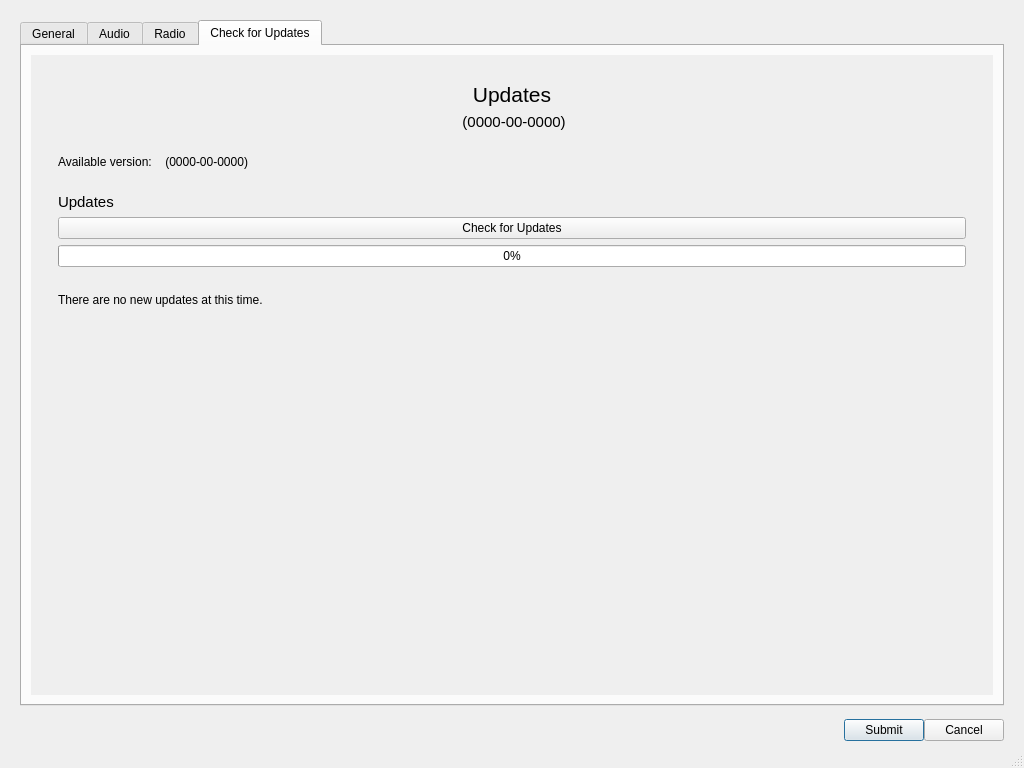
Above: src/ui/dialogsettings.ui from GekkoFyre/small-world-deluxe before the change. Below: the same form after it.
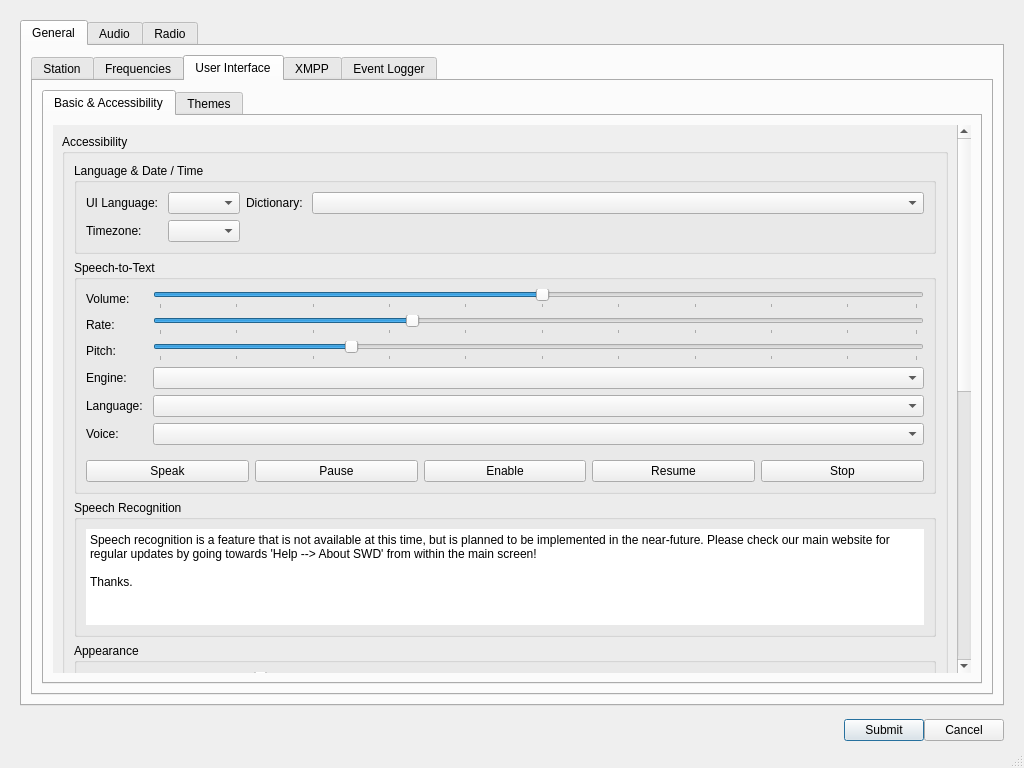
That is the form after the change. The open tabs and pages were chosen to show the change.

What changed in the file:
```diff
--- a/src/ui/dialogsettings.ui
+++ b/src/ui/dialogsettings.ui
@@ -601,9 +601,9 @@
                         <property name="geometry">
                          <rect>
                           <x>0</x>
-                          <y>-351</y>
-                          <width>908</width>
-                          <height>1249</height>
+                          <y>0</y>
+                          <width>500</width>
+                          <height>1130</height>
                          </rect>
                         </property>
                         <layout class="QVBoxLayout" name="verticalLayout_23">
@@ -6101,189 +6101,6 @@
              </item>
             </layout>
            </widget>
-           <widget class="QWidget" name="tab_3_check_updates">
-            <attribute name="title">
-             <string>Check for Updates</string>
-            </attribute>
-            <layout class="QVBoxLayout" name="verticalLayout_53">
-             <item>
-              <widget class="QScrollArea" name="scrollArea_3">
-               <property name="frameShape">
-                <enum>QFrame::NoFrame</enum>
-               </property>
-               <property name="horizontalScrollBarPolicy">
-                <enum>Qt::ScrollBarAlwaysOff</enum>
-               </property>
-               <property name="widgetResizable">
-                <bool>true</bool>
-               </property>
-               <widget class="QWidget" name="scrollAreaWidgetContents_5">
-                <property name="geometry">
-                 <rect>
-                  <x>0</x>
-                  <y>0</y>
-                  <width>966</width>
-                  <height>640</height>
-                 </rect>
-                </property>
-                <layout class="QVBoxLayout" name="verticalLayout_54">
-                 <item>
-                  <widget class="QFrame" name="frame_16">
-                   <property name="frameShape">
-                    <enum>QFrame::NoFrame</enum>
-                   </property>
-                   <property name="frameShadow">
-                    <enum>QFrame::Plain</enum>
-                   </property>
-                   <layout class="QVBoxLayout" name="verticalLayout_55">
-                    <item>
-                     <widget class="QFrame" name="frame_17">
-                      <property name="frameShape">
-                       <enum>QFrame::NoFrame</enum>
-                      </property>
-                      <property name="frameShadow">
-                       <enum>QFrame::Plain</enum>
-                      </property>
-                      <layout class="QVBoxLayout" name="verticalLayout_57">
-                       <item>
-                        <widget class="QLabel" name="label_updates_header">
-                         <property name="font">
-                          <font>
-                           <pointsize>16</pointsize>
-                          </font>
-                         </property>
-                         <property name="text">
-                          <string>Updates</string>
-                         </property>
-                         <property name="alignment">
-                          <set>Qt::AlignCenter</set>
-                         </property>
-                        </widget>
-                       </item>
-                       <item>
-                        <widget class="QLabel" name="label_current_app_version_header">
-                         <property name="font">
-                          <font>
-                           <pointsize>11</pointsize>
-                          </font>
-                         </property>
-                         <property name="text">
-                          <string>&lt;Version&gt; (0000-00-0000)</string>
-                         </property>
-                         <property name="alignment">
-                          <set>Qt::AlignCenter</set>
-                         </property>
-                        </widget>
-                       </item>
-                      </layout>
-                     </widget>
-                    </item>
-                    <item>
-                     <widget class="QFrame" name="frame_18">
-                      <property name="frameShape">
-                       <enum>QFrame::NoFrame</enum>
-                      </property>
-                      <property name="frameShadow">
-                       <enum>QFrame::Plain</enum>
-                      </property>
-                      <layout class="QFormLayout" name="formLayout_30">
-                       <item row="0" column="0">
-                        <widget class="QLabel" name="label_version_form_sub_header">
-                         <property name="text">
-                          <string>Available version: </string>
-                         </property>
-                        </widget>
-                       </item>
-                       <item row="0" column="1">
-                        <widget class="QLabel" name="label_actual_version_info">
-                         <property name="text">
-                          <string>&lt;Unknown&gt; (0000-00-0000)</string>
-                         </property>
-                        </widget>
-                       </item>
-                      </layout>
-                     </widget>
-                    </item>
-                    <item>
-                     <widget class="QFrame" name="frame_19">
-                      <property name="frameShape">
-                       <enum>QFrame::NoFrame</enum>
-                      </property>
-                      <property name="frameShadow">
-                       <enum>QFrame::Plain</enum>
-                      </property>
-                      <layout class="QVBoxLayout" name="verticalLayout_56">
-                       <item>
-                        <widget class="QLabel" name="label_updates_sub_header">
-                         <property name="font">
-                          <font>
-                           <pointsize>11</pointsize>
-                          </font>
-                         </property>
-                         <property name="text">
-                          <string>Updates</string>
-                         </property>
-                        </widget>
-                       </item>
-                       <item>
-                        <widget class="QPushButton" name="pushButton_check_for_updates">
-                         <property name="text">
-                          <string>Check for Updates</string>
-                         </property>
-                        </widget>
-                       </item>
-                       <item>
-                        <widget class="QProgressBar" name="progressBar_update_completion">
-                         <property name="value">
-                          <number>0</number>
-                         </property>
-                        </widget>
-                       </item>
-                       <item>
-                        <spacer name="horizontalSpacer_28">
-                         <property name="orientation">
-                          <enum>Qt::Horizontal</enum>
-                         </property>
-                         <property name="sizeHint" stdset="0">
-                          <size>
-                           <width>40</width>
-                           <height>20</height>
-                          </size>
-                         </property>
-                        </spacer>
-                       </item>
-                       <item>
-                        <widget class="QLabel" name="label_available_updates">
-                         <property name="text">
-                          <string>There are no new updates at this time.</string>
-                         </property>
-                        </widget>
-                       </item>
-                      </layout>
-                     </widget>
-                    </item>
-                    <item>
-                     <spacer name="verticalSpacer_11">
-                      <property name="orientation">
-                       <enum>Qt::Vertical</enum>
-                      </property>
-                      <property name="sizeHint" stdset="0">
-                       <size>
-                        <width>20</width>
-                        <height>40</height>
-                       </size>
-                      </property>
-                     </spacer>
-                    </item>
-                   </layout>
-                  </widget>
-                 </item>
-                </layout>
-               </widget>
-              </widget>
-             </item>
-            </layout>
-           </widget>
           </widget>
          </item>
         </layout>
```
Left out of the diff: 38 changed lines with no effect on the pictures.
